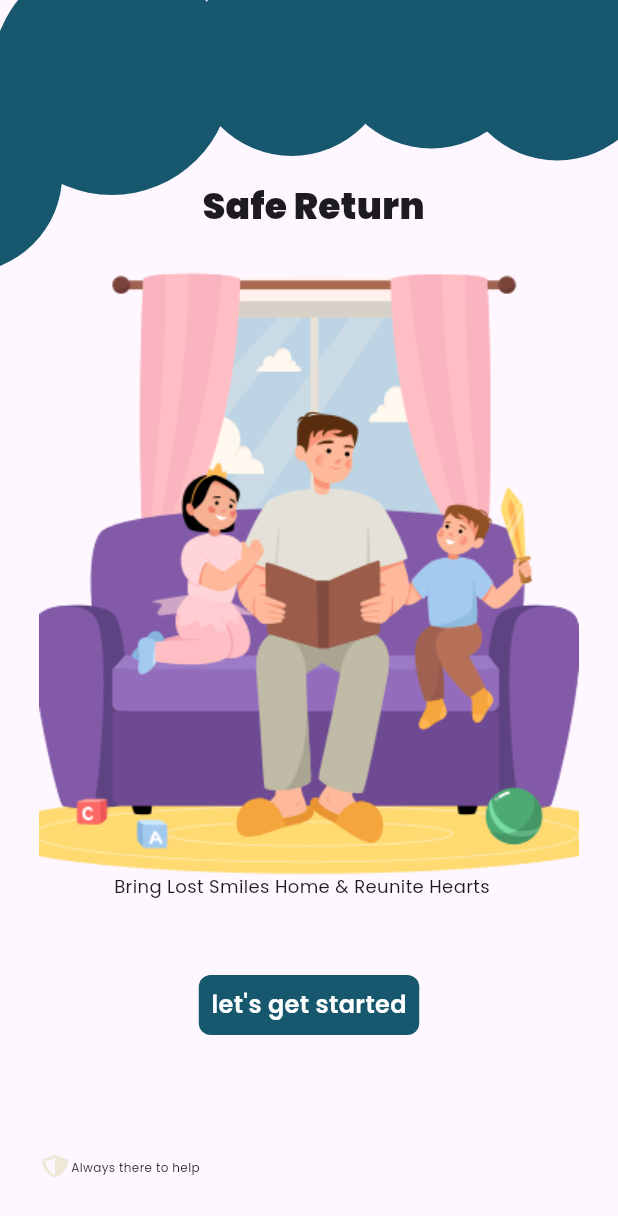
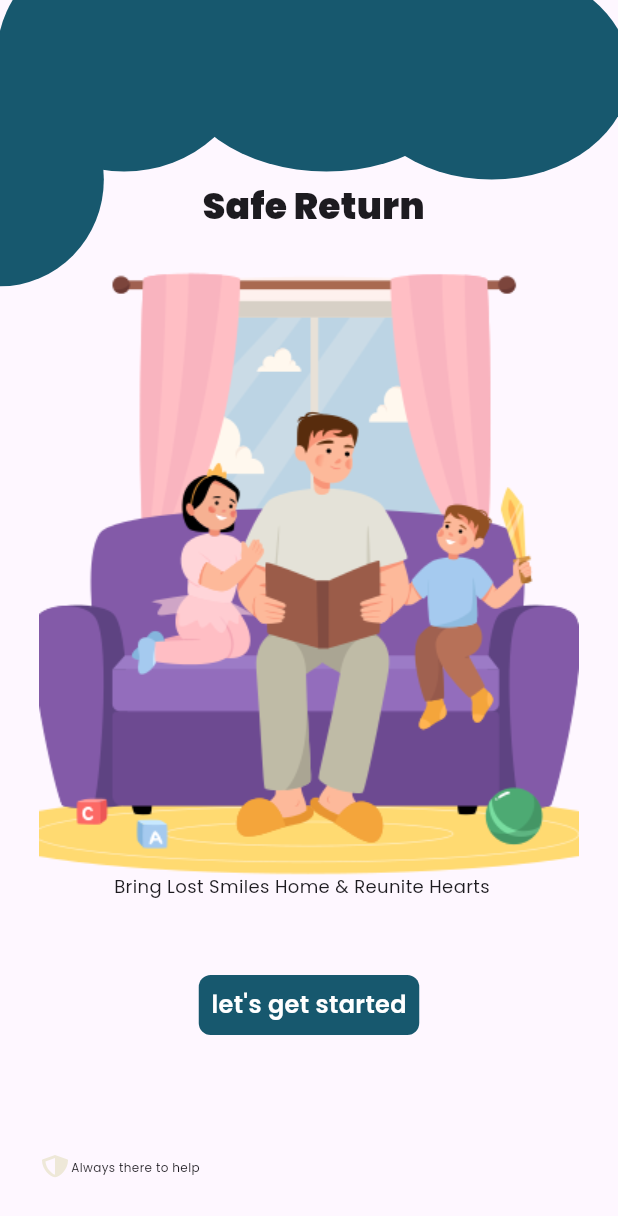
Before and after one commit to a7medbehiry/safe_return, a Flutter app: the screen it shows after launch, on a phone screen of 412 x 824 dp. Shown: the top 1216 px of the screen. Run offline on Flutter 3.47's test engine with Material 3 defaults, Android fonts, the phone set to English and light mode, and no system bars; our stand-ins replace flutter_svg, go_router, google_fonts.

Commit message:
refactor custom shape and assets

```diff
--- a/lib/Features/loginView/presentation/views/widgets/login_view_body.dart
+++ b/lib/Features/loginView/presentation/views/widgets/login_view_body.dart
@@ -18,18 +18,18 @@ class LoginViewBody extends StatelessWidget {
         Positioned(
           top: 40,
           child: SvgPicture.asset(
-            'assets/loginViewPhoto/rect3.svg',
+            'assets/loginViewPhotos/rect3.svg',
           ),
         ),
         Positioned(
           left: -2,
           child: SvgPicture.asset(
-            'assets/loginViewPhoto/rect2.svg',
+            'assets/loginViewPhotos/rect2.svg',
           ),
         ),
         Positioned(
           child: SvgPicture.asset(
-            'assets/loginViewPhoto/rect1.svg',
+            'assets/loginViewPhotos/rect1.svg',
           ),
         ),
         Positioned(
--- a/lib/Features/openingView/presentation/views/widgets/custom_shape.dart
+++ b/lib/Features/openingView/presentation/views/widgets/custom_shape.dart
@@ -1,6 +1,6 @@
 import 'package:flutter/material.dart';
+import 'package:flutter_svg/flutter_svg.dart';
 import 'package:safe_return/core/utils/styles.dart';
-import '../../../../../constants.dart';
 
 class CustomShape extends StatelessWidget {
   const CustomShape({
@@ -16,63 +16,10 @@ class CustomShape extends StatelessWidget {
           height: 600,
         ),
         Positioned(
-          right: -45,
-          top: -25,
-          child: Container(
-            width: 171,
-            height: 132,
-            decoration: const BoxDecoration(
-              color: kPrimaryColor,
-              shape: BoxShape.circle,
-            ),
-          ),
-        ),
-        Positioned(
-          right: 30,
-          top: -35,
-          child: Container(
-            width: 189,
-            height: 134,
-            decoration: const BoxDecoration(
-              color: kPrimaryColor,
-              shape: BoxShape.circle,
-            ),
-          ),
-        ),
-        Positioned(
-          left: 100,
-          top: -30,
-          child: Container(
-            width: 189,
-            height: 134,
-            decoration: const BoxDecoration(
-              color: kPrimaryColor,
-              shape: BoxShape.circle,
-            ),
-          ),
-        ),
-        Positioned(
-          left: -20,
-          top: -30,
-          child: Container(
-            width: 189,
-            height: 160,
-            decoration: const BoxDecoration(
-              color: kPrimaryColor,
-              shape: BoxShape.circle,
-            ),
-          ),
-        ),
-        Positioned(
-          left: -110,
-          top: 50,
-          child: Container(
-            width: 171,
-            height: 132,
-            decoration: const BoxDecoration(
-              color: kPrimaryColor,
-              shape: BoxShape.circle,
-            ),
+          left: -70,
+          top: -40,
+          child: SvgPicture.asset(
+            'assets/openingViewPhotos/shape.svg',
           ),
         ),
         const Positioned(
@@ -89,7 +36,7 @@ class CustomShape extends StatelessWidget {
           top: 120,
           child: Image(
             image: AssetImage(
-              'assets/openingViewPhoto.png',
+              'assets/openingViewPhotos/family.png',
             ),
           ),
         ),
--- a/pubspec.yaml
+++ b/pubspec.yaml
@@ -52,7 +52,8 @@ flutter:
   # To add assets to your application, add an assets section, like this:
   assets:
     - assets/
-    - assets/loginViewPhoto/
+    - assets/loginViewPhotos/
+    - assets/openingViewPhotos/
   # An image asset can refer to one or more resolution-specific "variants", see
   # https://flutter.dev/assets-and-images/#resolution-aware
   # For details regarding adding assets from package dependencies, see
```
Also changed, not shown: assets/loginViewPhotos/rect1.svg (renamed from assets/loginViewPhoto/rect1.svg), assets/loginViewPhotos/rect2.svg (renamed from assets/loginViewPhoto/rect2.svg), assets/loginViewPhotos/rect3.svg (renamed from assets/loginViewPhoto/rect3.svg), assets/openingViewPhotos/family.png (renamed from assets/openingViewPhoto.png), assets/openingViewPhotos/shape.svg (added).
